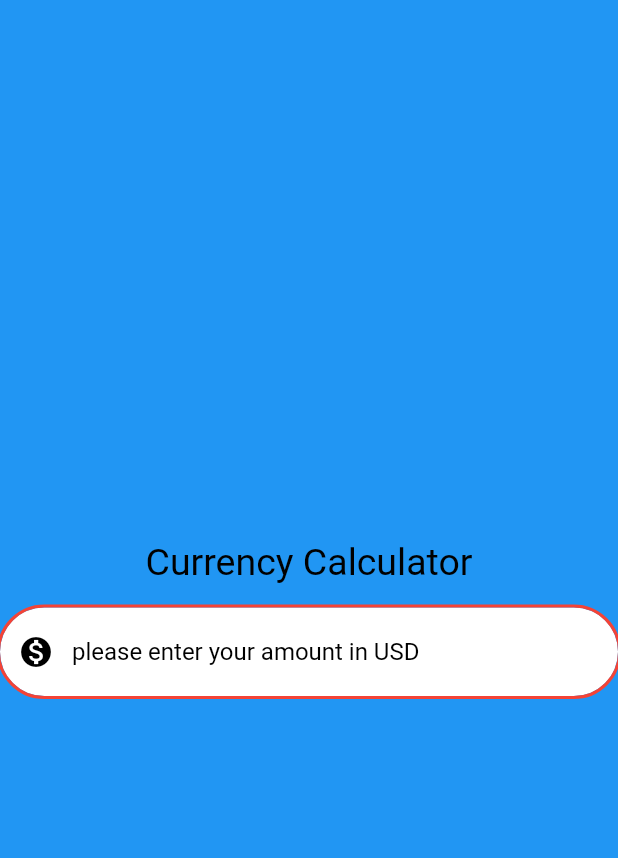
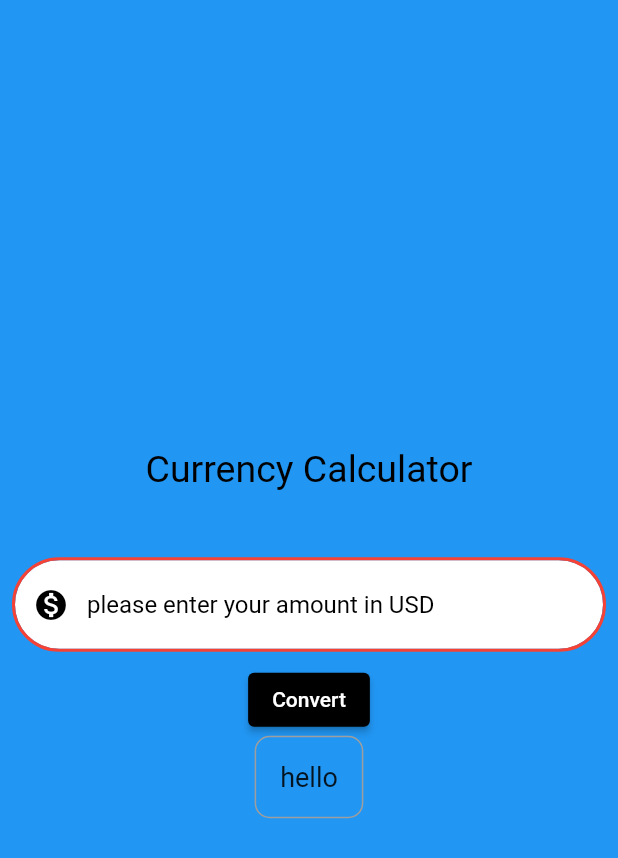
Before and after one commit to prabhu947/FlutterApp, a Flutter app: the screen it shows after launch, on a phone screen of 412 x 824 dp. Shown: the top 858 px of the screen. Run offline on Flutter 3.47's test engine with Material 2 defaults, Android fonts, the phone set to English and light mode, and no system bars.

Commit message:
Changes commit

```diff
--- a/learningdart/lib/currency_converter.dart
+++ b/learningdart/lib/currency_converter.dart
@@ -1,11 +1,16 @@
 
 //currency_converter.dart
 import 'package:flutter/material.dart';
+import 'package:flutter/services.dart';
+import  'dart:developer' as developer;
+import 'package:flutter/foundation.dart';
 
 class CurrencyConverterMaterialPage extends StatelessWidget{
    const CurrencyConverterMaterialPage({super.key});
+
   @override
   Widget build(BuildContext context){
+
     final border=OutlineInputBorder(
               borderSide:const BorderSide(
                 color:Colors.red,
@@ -22,16 +27,24 @@ class CurrencyConverterMaterialPage extends StatelessWidget{
         Column(
         mainAxisAlignment:MainAxisAlignment.center,
         crossAxisAlignment:CrossAxisAlignment.center,
-        children:[const Text('Currency Calculator',
+        children:[
+          Container(
+            padding:const EdgeInsets.all(10),
+            margin:const EdgeInsets.all(10),
+
+          child: const Text('Currency Calculator',
           style:  TextStyle(
             color:Colors.black,
             fontSize:25,
            // backgroundColor: Colors.white,
           ),
+          ),
         ),const SizedBox(height:16),
          SizedBox(
           width:455,
-          child:TextField(
+          child:Padding(
+            padding: const EdgeInsets.all(10.0),
+            child: TextField(
 
             style:const TextStyle(
               color:Colors.black,
@@ -53,8 +66,36 @@ class CurrencyConverterMaterialPage extends StatelessWidget{
             keyboardType:const TextInputType.numberWithOptions(
               decimal: true,
             ),
+            inputFormatters:[FilteringTextInputFormatter.allow(RegExp(r'^\d+\.?\d{0,2}'))],
+                  ),
           )
+        ),
+        ElevatedButton(
+          onPressed:(){
+            //debug,release,profile(mixture of debug,release)
+            if(kDebugMode){
+            print("button Clicked");
+          }
+          },
+        style:
+        TextButton.styleFrom(
+          backgroundColor:Colors.black,
+        ),
+        child:const Text('Convert')),
+        Container(
+  decoration: BoxDecoration(
+    border: Border.all(color: Colors.grey), // Border color
+    borderRadius: const BorderRadius.all(Radius.circular(10.0)), // Rounded corners
+  ),
+  padding: const EdgeInsets.all(16.0), // Padding inside the container
+  child:const  Text(
+    'hello',
+    style: TextStyle(
+      fontSize: 18.0,
+    ),
+  ),
 )
+
         ],
          ),
       ),
```
Lines whose indentation alone changed are shown as unchanged.
